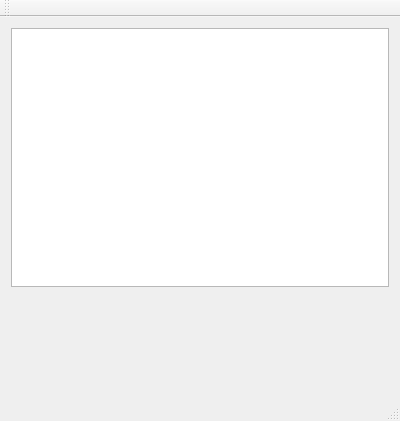
ToRAEnarion/MelAppliBipper, file mainwindow.ui: the form before one commit.
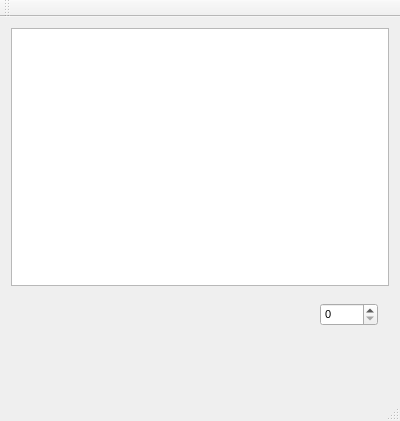
The form after the commit. Icons and pictures are not drawn. Custom widgets are drawn as their Qt base class.

The edit to the form file:
```diff
--- a/mainwindow.ui
+++ b/mainwindow.ui
@@ -35,7 +35,7 @@
        <bool>false</bool>
       </attribute>
       <attribute name="verticalHeaderDefaultSectionSize">
-       <number>24</number>
+       <number>45</number>
       </attribute>
      </widget>
     </item>
@@ -102,7 +102,7 @@
          </property>
          <property name="sizeHint" stdset="0">
           <size>
-           <width>40</width>
+           <width>20</width>
            <height>20</height>
           </size>
          </property>
@@ -131,6 +131,18 @@
          </property>
         </widget>
        </item>
+       <item>
+        <widget class="QSpinBox" name="timeMax">
+         <property name="font">
+          <font>
+           <pointsize>8</pointsize>
+          </font>
+         </property>
+         <property name="maximum">
+          <number>10000</number>
+         </property>
+        </widget>
+       </item>
       </layout>
      </widget>
     </item>
```
Left out of the diff: 2 changed lines with no effect on the pictures.
